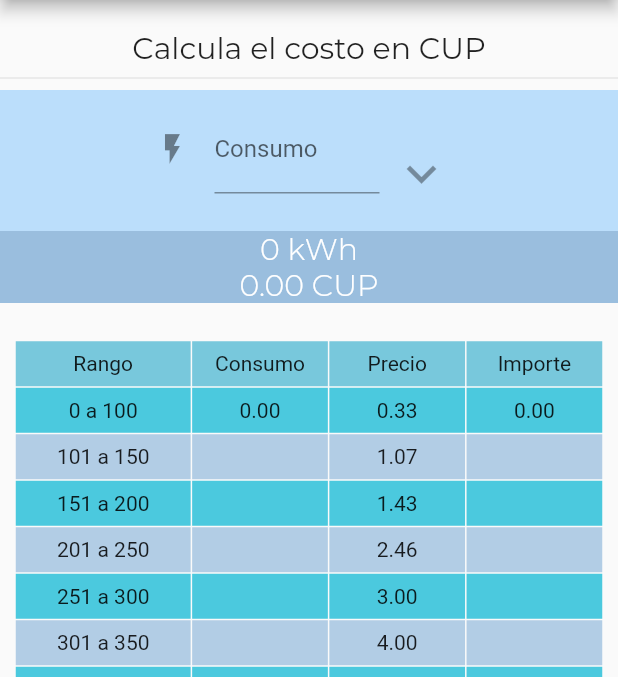
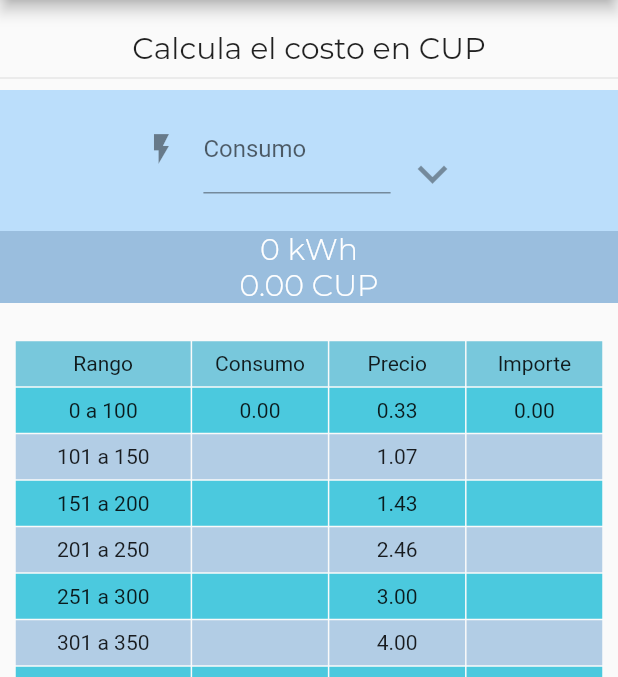
Before and after one commit to leoNavarro95/Ktao-app, a Flutter app: the CalculadoraPage screen opened by its route, on a phone screen of 412 x 824 dp, the part 84-761 px from its top. Run offline on Flutter 3.47's test engine with Material 2 defaults, Android fonts, the phone set to English and light mode, and no system bars; our stand-ins replace animate_do, fl_chart, get, mask_text_input_formatter, sqflite; accounts and stored records are empty; project files that could hold a hidden picture were left out.

Commit message:
[REFACTOR] Widget campo_texto

```diff
--- a/lib/app/modules/calculadora/calculadora_page.dart
+++ b/lib/app/modules/calculadora/calculadora_page.dart
@@ -32,12 +32,7 @@ class CalculadoraPage extends StatelessWidget {
 
   Widget _pageContent(CalculadoraController calcCtr) {
     return ListView(
-      children: <Widget>[
-        _title(),
-        _formulario(),
-        _calcResults(),
-        _tabla()
-      ],
+      children: <Widget>[_title(), _formulario(), _calcResults(), _tabla()],
     );
   }
 
@@ -54,7 +49,6 @@ class CalculadoraPage extends StatelessWidget {
     );
   }
 
-  //! TODO: BUG al editar el text de la lectura2 y contraerla se queda el valor de esa lectura en el controller
   Widget _formulario() {
     return Obx(() => Container(
           padding: EdgeInsets.all(10),
@@ -75,21 +69,10 @@ class CalculadoraPage extends StatelessWidget {
   List<CampoTextoCalculadora> getCampoTexto(bool isExpanded) {
     return isExpanded
         ? [
-            CampoTextoCalculadora(
-                textController: calcCtr.textCtrLectura1,
-                titulo: "Lectura 1",
-                calcCtr: calcCtr),
-            CampoTextoCalculadora(
-                textController: calcCtr.textCtrLectura2,
-                titulo: "Lectura 2",
-                calcCtr: calcCtr),
+            CampoTextoCalculadora(titulo: "Lectura 1"),
+            CampoTextoCalculadora(titulo: "Lectura 2")
           ]
-        : [
-            CampoTextoCalculadora(
-                textController: calcCtr.textCtrLectura1,
-                titulo: "Consumo",
-                calcCtr: calcCtr),
-          ];
+        : [CampoTextoCalculadora(titulo: "Consumo")];
   }
 
   Container _calcResults() {
--- a/lib/app/modules/calculadora/local_widgets/campo_texto.dart
+++ b/lib/app/modules/calculadora/local_widgets/campo_texto.dart
@@ -1,56 +1,50 @@
 import 'package:flutter/material.dart';
 import 'package:flutter/services.dart';
+import 'package:get/get.dart';
 import 'package:ktao/app/modules/calculadora/calculadora_controller.dart';
 
 class CampoTextoCalculadora extends StatelessWidget {
+  final String titulo;
+  CampoTextoCalculadora({@required this.titulo});
 
-  final CalculadoraController calcCtr;
-  final TextEditingController textController;
-  final String titulo;
-
-  const CampoTextoCalculadora(
-    {
-      @required this.textController,
-      @required this.titulo,
-      @required this.calcCtr,
-    }
-    );
+  final CalculadoraController calcCtr = Get.find<CalculadoraController>();
 
   @override
   Widget build(BuildContext context) {
+    return buildTextField();
+  }
+
+  Container buildTextField() {
     return Container(
-        // color: Colors.blue[100],
-        // padding: EdgeInsets.symmetric(horizontal: 30.0),
-        width: 150,
+      width: Get.width * 0.4,
+      child: TextField(
+        inputFormatters: [FilteringTextInputFormatter.deny(RegExp('[ .,-]'))],
+        keyboardType: TextInputType.numberWithOptions(decimal: true),
+        controller: getTextControler(this.titulo),
+        decoration:
+            InputDecoration(icon: Icon(Icons.flash_on), labelText: titulo),
+        onChanged: onTextFieldChanged,
+      ),
+    );
+  }
 
-        child: TextField(
+  void onTextFieldChanged(String val) {
+    int valor = val.isNotEmpty ? int.parse(val).toInt() : 0;
+    if ((titulo == "Lectura 1") || (titulo == "Consumo")) {
+      calcCtr.lectura1.value = valor;
+    } else {
+      calcCtr.lectura2.value = valor;
+    }
+    calcCtr.calcular();
+  }
 
-          inputFormatters: [FilteringTextInputFormatter.deny(RegExp('[ .,-]')),],
-          keyboardType: TextInputType.numberWithOptions(decimal: true),
-          controller: textController,
-          decoration: InputDecoration(
-            icon: Icon(Icons.flash_on),
-            labelText: titulo,
-            ),
-          onChanged: (val) {
-            int valor = 0;
-            if(val.length == 0){
-              valor = 0;
-            } else{
-              valor = int.parse(val).toInt();
-            }
-
-            if( (titulo == "Lectura 1") || (titulo == "Consumo")){
-              calcCtr.lectura1.value = valor;
-              calcCtr.calcular();
-            }
-            else if( titulo == "Lectura 2"){
-
-              calcCtr.lectura2.value = valor;
-              calcCtr.calcular();
-            }
-          },
-        ),
-        );
+  TextEditingController getTextControler(String titulo) {
+    switch (titulo) {
+      case "Lectura 1":
+        return calcCtr.textCtrLectura1;
+      case "Lectura 2":
+        return calcCtr.textCtrLectura2;
+    }
+    return calcCtr.textCtrLectura1;
   }
 }
```
